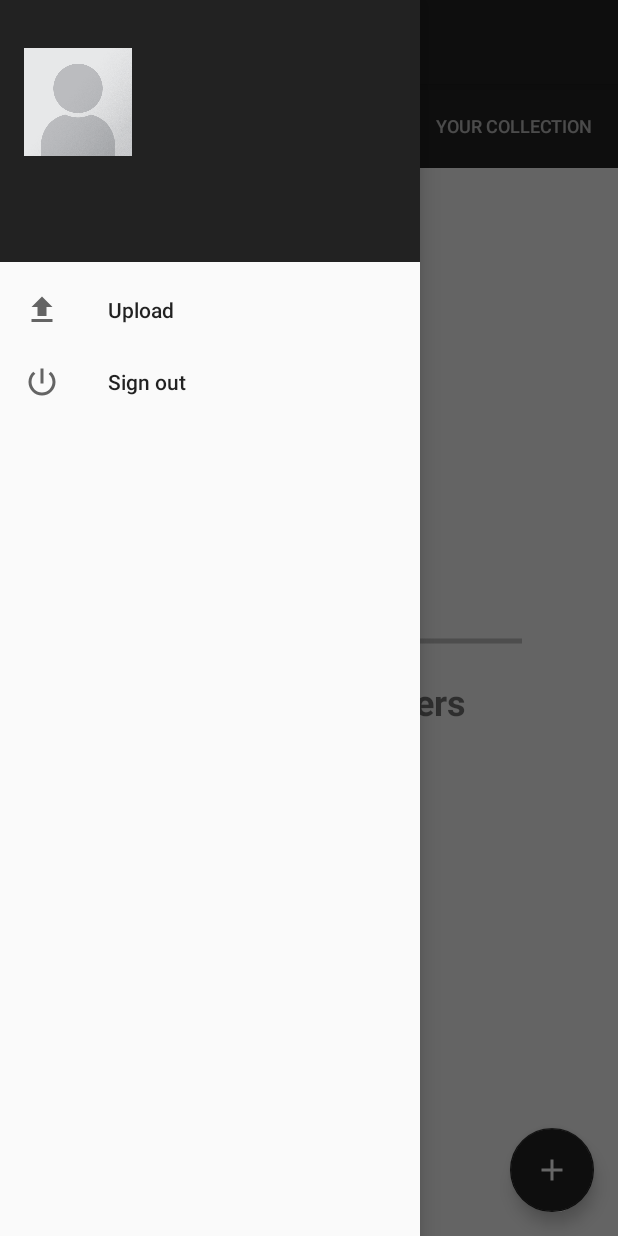
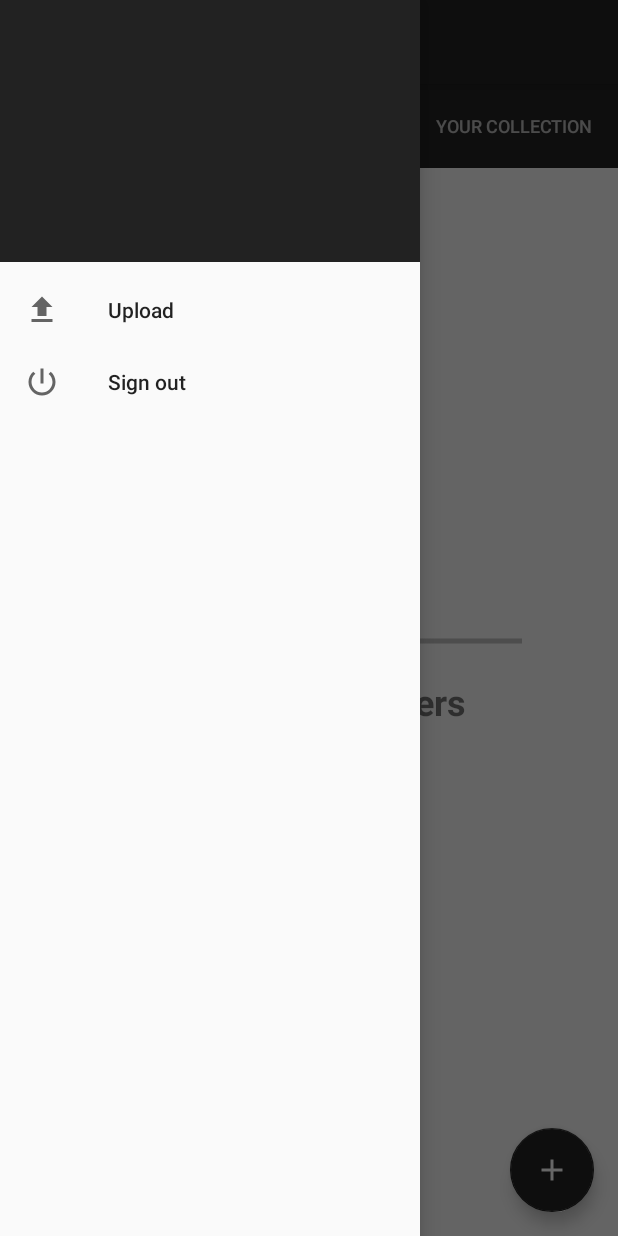
Before and after one commit to anonrootkit/wallpaper_app, an Android app: the screen it shows after launch once a user with an empty profile is signed in (HomeActivity), with the side drawer open, on a phone screen of 412 x 824 dp. Run offline under Robolectric (Android 15) with nearby library versions, the light colour scheme and no system bars; our stand-ins replace Firebase (no records; nobody signed in at launch, a user with empty details on screens opened directly); pictures from the network do not load.

Commit message:
Code cleanup and optimisation.

```diff
--- a/app/src/main/java/com/yash/wallpaper/activity/AuthActivity.java
+++ b/app/src/main/java/com/yash/wallpaper/activity/AuthActivity.java
@@ -3,7 +3,6 @@ package com.yash.wallpaper.activity;
 import android.content.Intent;
 import android.os.Bundle;
 import android.util.Log;
-import android.view.View;
 
 import androidx.annotation.NonNull;
 import androidx.appcompat.app.AppCompatActivity;
@@ -30,12 +29,9 @@ public class AuthActivity extends AppCompatActivity {
         setContentView(R.layout.activity_auth);
         CommunicationHelper.init(getApplicationContext());
 
-        findViewById(R.id.sign_in_button).setOnClickListener(new View.OnClickListener() {
-            @Override
-            public void onClick(View view) {
-                Intent signInIntent = CommunicationHelper.getGoogleSignInClient().getSignInIntent();
-                startActivityForResult(signInIntent, RC_SIGN_IN);
-            }
+        findViewById(R.id.sign_in_button).setOnClickListener(view -> {
+            Intent signInIntent = CommunicationHelper.getGoogleSignInClient().getSignInIntent();
+            startActivityForResult(signInIntent, RC_SIGN_IN);
         });
 
     }
--- a/app/src/main/java/com/yash/wallpaper/activity/HomeActivity.java
+++ b/app/src/main/java/com/yash/wallpaper/activity/HomeActivity.java
@@ -80,12 +80,7 @@ public class HomeActivity extends AppCompatActivity {
     }
 
     private void initFab() {
-        uploadWallpaperFab.setOnClickListener(new View.OnClickListener() {
-            @Override
-            public void onClick(View view) {
-                openFileChooser();
-            }
-        });
+        uploadWallpaperFab.setOnClickListener(view -> openFileChooser());
     }
 
     private void initViewPager() {
@@ -248,7 +243,6 @@ public class HomeActivity extends AppCompatActivity {
         setSupportActionBar(myToolbar);
         drawerLayout.addDrawerListener(actionBarDrawerToggle);
         actionBarDrawerToggle.syncState();
-
     }
 
     private void init() {
--- a/app/src/main/res/layout/fragment_public_wallpaper.xml
+++ b/app/src/main/res/layout/fragment_public_wallpaper.xml
@@ -21,10 +21,10 @@
         android:layout_width="match_parent"
         android:layout_height="match_parent"
         android:horizontalSpacing="4dp"
+        android:verticalSpacing="4dp"
         android:numColumns="3"
         android:paddingLeft="4dp"
         android:paddingRight="4dp"
-        android:verticalSpacing="4dp"
         android:visibility="gone"
         />
     <RelativeLayout
--- a/app/src/main/res/layout/nav_header.xml
+++ b/app/src/main/res/layout/nav_header.xml
@@ -10,31 +10,31 @@
     android:paddingTop="32dp"
     android:paddingBottom="16dp"
     >
+
     <ImageView
         android:layout_width="72dp"
         android:layout_height="72dp"
         android:scaleType="centerCrop"
         android:layout_marginBottom="16dp"
         android:id="@+id/profile_pic"
-        android:background="@drawable/blank_portrait"
         />
+
     <TextView
         android:layout_width="match_parent"
         android:layout_height="wrap_content"
         android:textColor="#ffffff"
         android:textSize="16sp"
-        android:text="Ankit Gupta"
         android:textStyle="bold"
         android:typeface="sans"
-        android:id="@+id/user_name"
+        android:id="@+id/user_email"
         />
     <TextView
         android:layout_width="match_parent"
         android:layout_height="wrap_content"
         android:textColor="#bbbbbb"
         android:textSize="12sp"
-        android:text="ankit@gmail.com"
         android:typeface="sans"
-        android:id="@+id/user_email"
+        android:id="@+id/user_name"
         />
+
 </LinearLayout>
```
